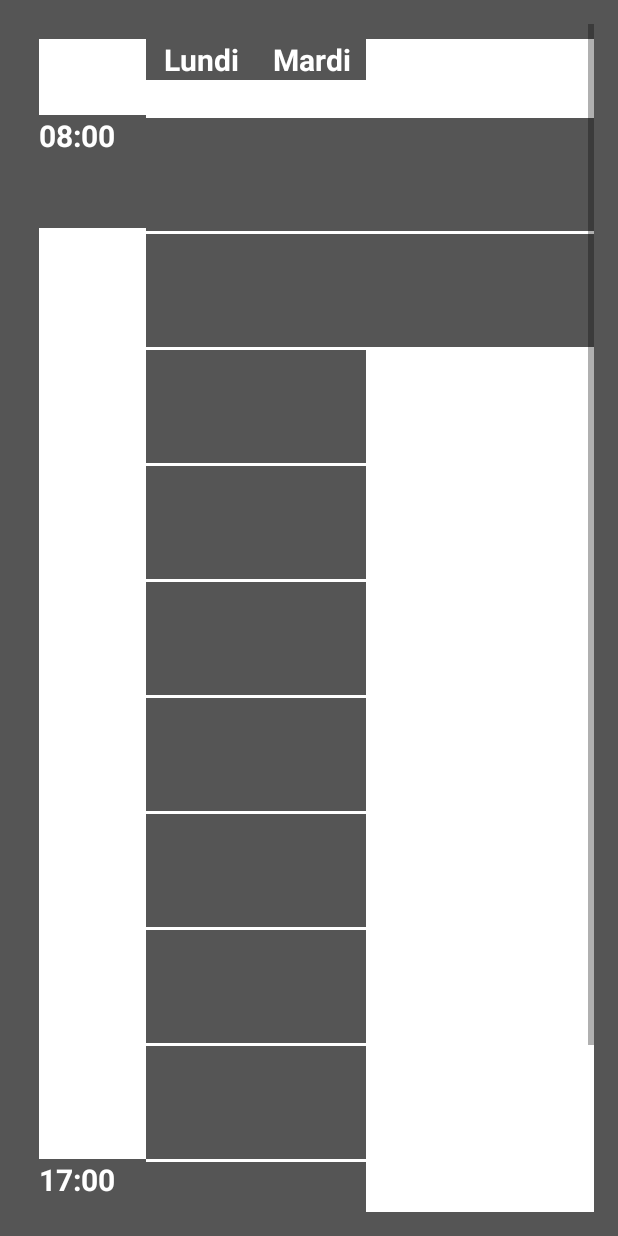
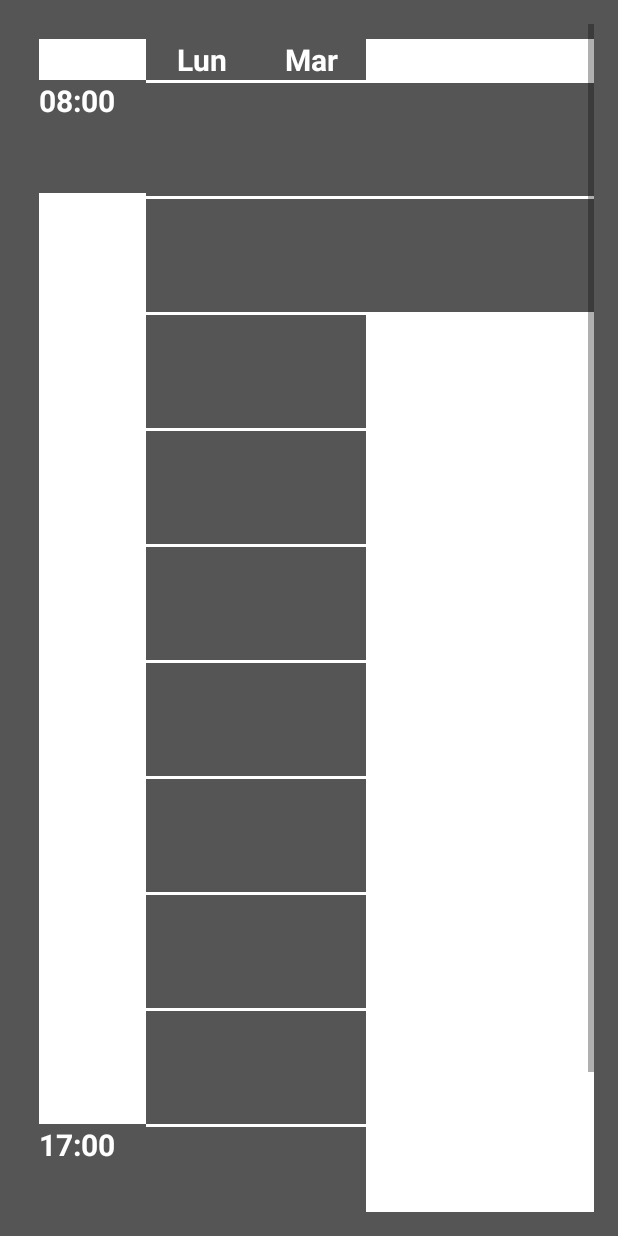
Before and after one commit to VirusTwo/OfCourses, an Android app: the layout edt_content.xml on its own in the app's theme, with its tools: preview values and no code run, on a phone screen of 412 x 824 dp. Run offline under Robolectric (Android 15) with nearby library versions, the phone set to English and light mode, and no system bars; Roboto replaces fonts that are not available here.

Commit message:
Update anti crash

```diff
--- a/OfCourses/app/src/main/res/values/strings.xml
+++ b/OfCourses/app/src/main/res/values/strings.xml
@@ -49,11 +49,11 @@
     <string name="checkBox2">Orange</string>
     <string name="checkBox3">Bleu</string>
     <string name="checkBox4">Activer les notifications</string>
-    <string name="lblJeudi">Jeudi</string>
-    <string name="lblLundi">Lundi</string>
-    <string name="lblMardi">Mardi</string>
-    <string name="lblMercredi">Mercredi</string>
-    <string name="lblVendredi">Vendredi</string>
+    <string name="lblJeudi">Jeu</string>
+    <string name="lblLundi">Lun</string>
+    <string name="lblMardi">Mar</string>
+    <string name="lblMercredi">Mer</string>
+    <string name="lblVendredi">Ven</string>
     <string name="hello_world">null</string>
     <string name="scheduler">Emplois du temps</string>
     <string name="Groupe4CIUTOrsay">Groupe 4C : IUT Orsay</string>
```
Also changed, not shown: OfCourses/app/src/main/java/iutorsaytpc/ofcourses/MainActivity.java (+9 -2 lines), 2 other files.
